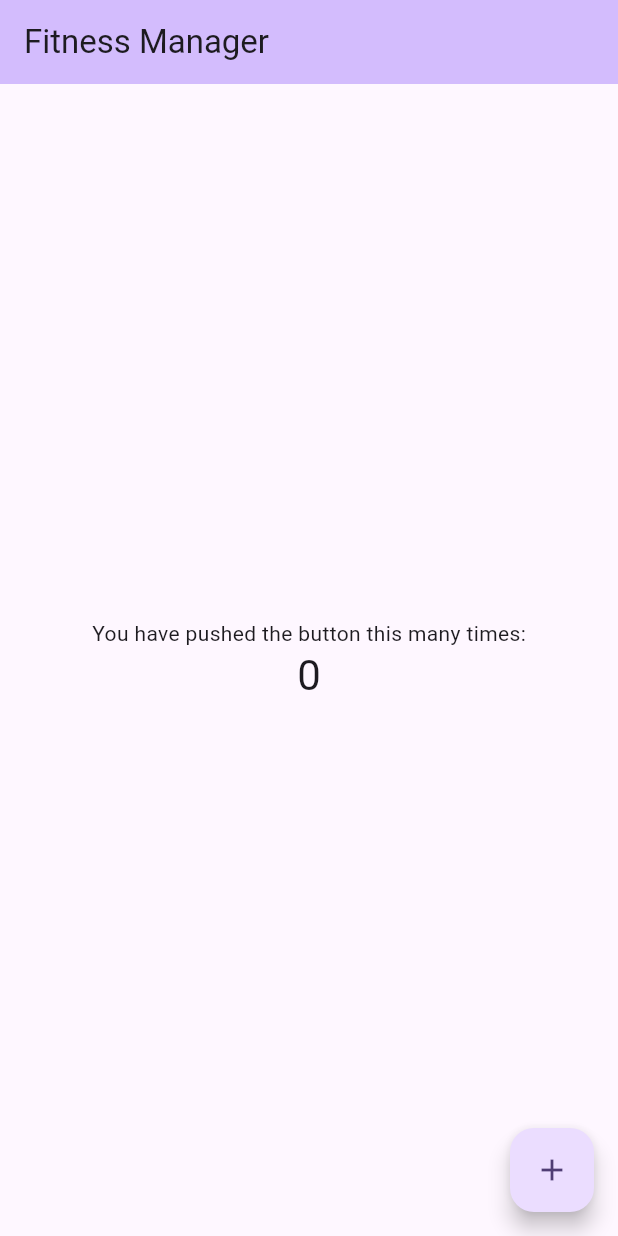
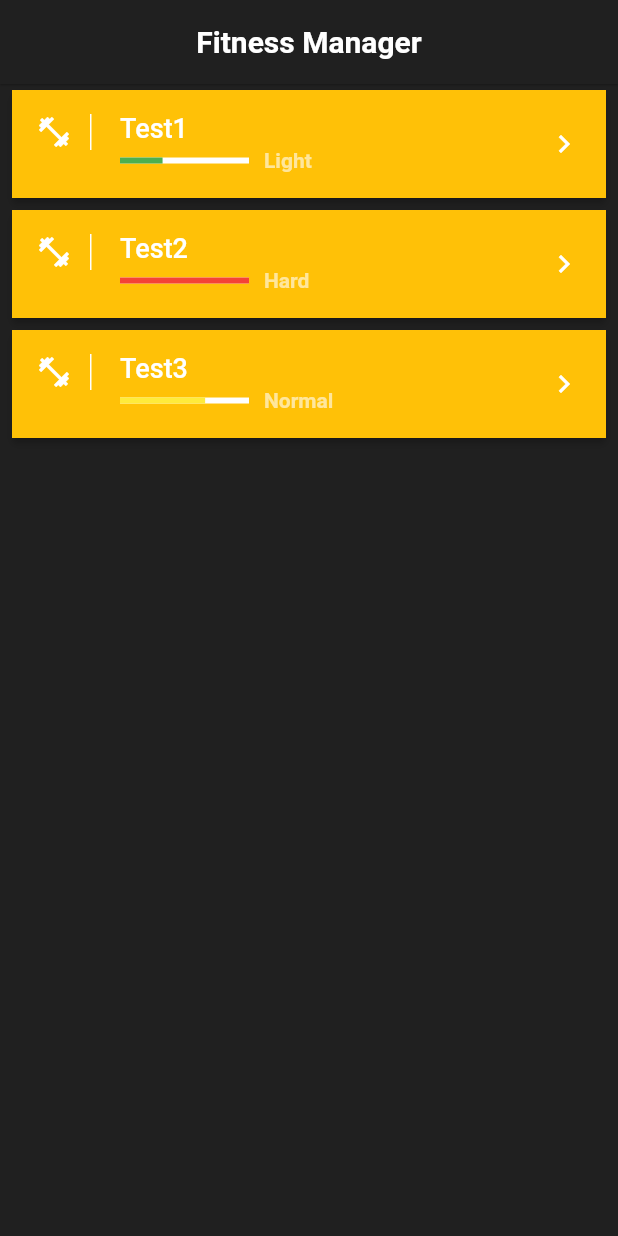
Before and after one commit to dudeel/FitnessManager, a Flutter app: the screen it shows after launch, on a phone screen of 412 x 824 dp. Run offline on Flutter 3.47's test engine with Material 2 defaults, Android fonts, the phone set to English and light mode, and no system bars.

Commit message:
Create first page

```diff
--- /dev/null
+++ b/lib/domains/workout.dart
@@ -0,0 +1,14 @@
+// ignore_for_file: public_member_api_docs, sort_constructors_first
+class Workout {
+  Workout({
+    required this.title,
+    required this.author,
+    required this.description,
+    required this.level,
+  });
+
+  String title;
+  String author;
+  String description;
+  String level;
+}
--- a/lib/main.dart
+++ b/lib/main.dart
@@ -1,4 +1,6 @@
 import 'package:flutter/material.dart';
+import 'package:fitness_manager/theme/theme.dart';
+import 'package:fitness_manager/domains/workout.dart';
 
 void main() {
   runApp(const MyApp());
@@ -10,12 +12,9 @@ class MyApp extends StatelessWidget {
   @override
   Widget build(BuildContext context) {
     return MaterialApp(
-      title: 'Flutter Demo',
-      theme: ThemeData(
-        colorScheme: ColorScheme.fromSeed(seedColor: Colors.deepPurple),
-        useMaterial3: true,
-      ),
-      home: MyHomePage(),
+      title: 'Fitness Manager',
+      theme: darkTheme,
+      home: const MyHomePage(),
     );
   }
 }
@@ -28,40 +27,137 @@ class MyHomePage extends StatefulWidget {
 }
 
 class _MyHomePageState extends State<MyHomePage> {
-  int _counter = 0;
-
-  void _incrementCounter() {
-    setState(() {
-      _counter++;
-    });
-  }
-
   @override
   Widget build(BuildContext context) {
     return Scaffold(
       appBar: AppBar(
-        backgroundColor: Theme.of(context).colorScheme.inversePrimary,
         title: const Text('Fitness Manager'),
       ),
-      body: Center(
-        child: Column(
-          mainAxisAlignment: MainAxisAlignment.center,
-          children: <Widget>[
-            const Text(
-              'You have pushed the button this many times:',
-            ),
-            Text(
-              '$_counter',
-              style: Theme.of(context).textTheme.headlineMedium,
-            ),
-          ],
-        ),
-      ),
-      floatingActionButton: FloatingActionButton(
-        onPressed: _incrementCounter,
-        tooltip: 'Increment',
-        child: const Icon(Icons.add),
-      ),
+      body: WorkoutsList(),
     );
   }
 }
+
+class WorkoutsList extends StatelessWidget {
+  WorkoutsList({super.key});
+
+  final workouts = <Workout>[
+    Workout(
+        title: 'Test1',
+        author: 'I am',
+        description: 'teseees fesf',
+        level: 'Light'),
+    Workout(
+        title: 'Test2',
+        author: 'I amwfeefw',
+        description: 'tbggbffffffffff',
+        level: 'Hard'),
+    Workout(
+        title: 'Test3',
+        author: 'I am12e',
+        description: '11111111111111111111',
+        level: 'Normal'),
+  ];
+
+  @override
+  Widget build(BuildContext context) {
+    final theme = Theme.of(context);
+
+    return ListView.builder(
+      itemCount: workouts.length,
+      itemBuilder: (context, i) {
+        return Card(
+          elevation: 2.0,
+          margin: const EdgeInsets.symmetric(
+            horizontal: 8,
+            vertical: 4,
+          ),
+          child: Container(
+            decoration: const BoxDecoration(
+              color: Colors.amber,
+            ),
+            child: ListTile(
+              leading: Container(
+                padding: const EdgeInsets.only(
+                  right: 12,
+                ),
+                decoration: const BoxDecoration(
+                  border: Border(
+                    right: BorderSide(
+                      width: 1,
+                      color: Colors.white,
+                    ),
+                  ),
+                ),
+                child: const Icon(
+                  Icons.fitness_center,
+                  color: Colors.white,
+                ),
+              ),
+              title: Text(
+                workouts[i].title,
+                style: theme.textTheme.bodyMedium,
+              ),
+              subtitle: subtitle(context, workouts[i]),
+              trailing: const Icon(
+                Icons.keyboard_arrow_right,
+                color: Colors.white,
+              ),
+            ),
+          ),
+        );
+      },
+    );
+  }
+}
+
+Widget subtitle(BuildContext context, Workout workout) {
+  Color color = Colors.grey;
+  double indicationLevel = 0;
+
+  switch (workout.level) {
+    case 'Light':
+      color = Colors.green;
+      indicationLevel = 0.33;
+      break;
+    case 'Normal':
+      color = Colors.yellow;
+      indicationLevel = 0.66;
+      break;
+    case 'Hard':
+      color = Colors.red;
+      indicationLevel = 1.0;
+      break;
+    default:
+      color = Colors.green;
+      indicationLevel = 0.33;
+      break;
+  }
+
+  return Row(
+    children: <Widget>[
+      Expanded(
+        flex: 1,
+        child: LinearProgressIndicator(
+          backgroundColor: Colors.white,
+          value: indicationLevel,
+          valueColor: AlwaysStoppedAnimation(color),
+        ),
+      ),
+      const SizedBox(
+        width: 10,
+      ),
+      Expanded(
+        flex: 2,
+        child: Text(
+          workout.level,
+          style: const TextStyle(
+            color: Colors.white60,
+            fontWeight: FontWeight.w700,
+            fontSize: 14,
+          ),
+        ),
+      ),
+    ],
+  );
+}
--- /dev/null
+++ b/lib/theme/theme.dart
@@ -0,0 +1,32 @@
+import 'package:flutter/material.dart';
+
+final darkTheme = ThemeData(
+  pageTransitionsTheme: const PageTransitionsTheme(builders: {
+    TargetPlatform.android: CupertinoPageTransitionsBuilder(),
+    TargetPlatform.iOS: CupertinoPageTransitionsBuilder(),
+  }),
+  appBarTheme: const AppBarTheme(
+    backgroundColor: Color(0xFF202020),
+    elevation: 0.5,
+    centerTitle: true,
+    iconTheme: IconThemeData(color: Colors.white),
+    titleTextStyle: TextStyle(
+        color: Colors.white, fontSize: 20, fontWeight: FontWeight.w700),
+  ),
+  scaffoldBackgroundColor: const Color(0xFF202020),
+  colorScheme: ColorScheme.fromSwatch(
+    primarySwatch: Colors.amber,
+  ),
+  textTheme: const TextTheme(
+    bodyMedium: TextStyle(
+      color: Colors.white,
+      fontWeight: FontWeight.w500,
+      fontSize: 18,
+    ),
+    labelSmall: TextStyle(
+      color: Color.fromARGB(255, 196, 196, 196),
+      fontWeight: FontWeight.w700,
+      fontSize: 14,
+    ),
+  ),
+);
```
Also changed, not shown: pubspec.yaml (+2 -55 lines).
